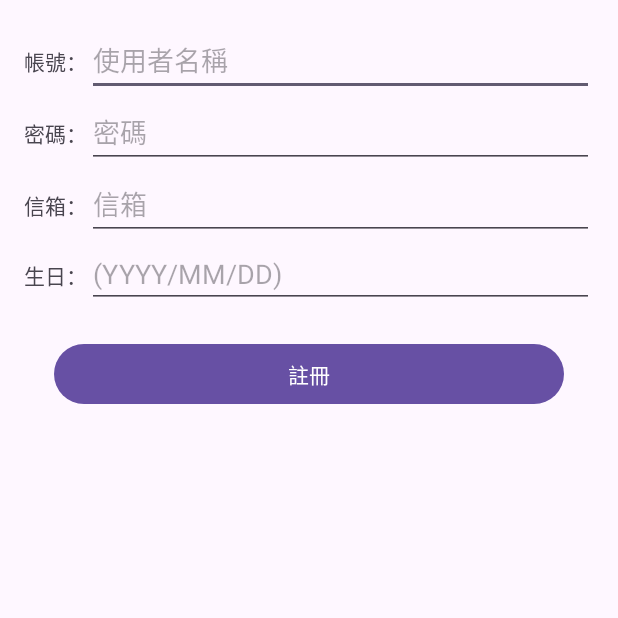
After one commit to Daichus/AppProject, an Android app: the RegisterActivity screen opened directly, with no data from a screen before it, on a phone screen of 412 x 824 dp, the top half of it. The commit adds this screen. Run offline under Robolectric (Android 15) with nearby library versions, the phone set to English and light mode, and no system bars.

Commit message:
測試筆記功能所需的會員登入、註冊功能和版面的加入。

```diff
--- /dev/null
+++ b/CodeLearning/app/src/main/java/com/example/codelearning/RegisterActivity.java
@@ -0,0 +1,96 @@
+package com.example.codelearning;
+
+import android.content.ContentValues;
+import android.database.Cursor;
+import android.database.sqlite.SQLiteDatabase;
+import android.os.Bundle;
+import android.view.View;
+import android.widget.Button;
+import android.widget.EditText;
+import android.widget.Toast;
+
+import androidx.appcompat.app.AppCompatActivity;
+
+public class RegisterActivity extends AppCompatActivity {
+
+    private EditText usernameEditText, passwordEditText, emailEditText, birthdayEditText;
+    private Button registerButton;
+    private UserDatabaseHelper dbHelper;
+
+    @Override
+    protected void onCreate(Bundle savedInstanceState) {
+        super.onCreate(savedInstanceState);
+        setContentView(R.layout.activity_register);
+
+        dbHelper = new UserDatabaseHelper(this);
+
+        usernameEditText = findViewById(R.id.username);
+        passwordEditText = findViewById(R.id.password);
+        emailEditText = findViewById(R.id.email);
+        birthdayEditText = findViewById(R.id.birthday);
+        registerButton = findViewById(R.id.register_button);
+
+        registerButton.setOnClickListener(new View.OnClickListener() {
+            @Override
+            public void onClick(View v) {
+                String username = usernameEditText.getText().toString();
+                String password = passwordEditText.getText().toString();
+                String email = emailEditText.getText().toString();
+                String birthday = birthdayEditText.getText().toString();
+
+                if (validateInput(username, password, email, birthday)) {
+                    if (isUsernameTaken(username)) {
+                        Toast.makeText(RegisterActivity.this, "用戶名稱已被使用，請選擇其他名稱", Toast.LENGTH_SHORT).show();
+                    } else {
+                        saveUserToDatabase(username, password, email, birthday);
+                        Toast.makeText(RegisterActivity.this, "註冊成功", Toast.LENGTH_SHORT).show();
+                        finish();
+                    }
+                } else {
+                    Toast.makeText(RegisterActivity.this, "請檢查輸入資料", Toast.LENGTH_SHORT).show();
+                }
+            }
+        });
+    }
+
+    private boolean validateInput(String username, String password, String email, String birthday) {
+        if (username.isEmpty() || password.isEmpty() || email.isEmpty() || birthday.isEmpty()) {
+            return false;
+        }
+
+        // 檢查密碼是否包含至少一個字母和一個數字
+        if (!password.matches(".*[a-zA-Z].*") || !password.matches(".*\\d.*")) {
+            Toast.makeText(this, "密碼必須包含至少一個字母和一個數字", Toast.LENGTH_SHORT).show();
+            return false;
+        }
+
+        return true;
+    }
+
+    private boolean isUsernameTaken(String username) {
+        SQLiteDatabase db = dbHelper.getReadableDatabase();
+        String[] columns = {UserDatabaseHelper.COLUMN_ID};
+        String selection = UserDatabaseHelper.COLUMN_USERNAME + " = ?";
+        String[] selectionArgs = {username};
+
+        Cursor cursor = db.query(UserDatabaseHelper.TABLE_USERS, columns, selection, selectionArgs, null, null, null);
+        boolean usernameExists = cursor.getCount() > 0;
+        cursor.close();
+        db.close();
+
+        return usernameExists;
+    }
+
+    private void saveUserToDatabase(String username, String password, String email, String birthday) {
+        SQLiteDatabase db = dbHelper.getWritableDatabase();
+
+        ContentValues values = new ContentValues();
+        values.put(UserDatabaseHelper.COLUMN_USERNAME, username);
+        values.put(UserDatabaseHelper.COLUMN_PASSWORD, password);
+        values.put(UserDatabaseHelper.COLUMN_EMAIL, email);
+        values.put(UserDatabaseHelper.COLUMN_BIRTHDAY, birthday);
+
+        db.insert(UserDatabaseHelper.TABLE_USERS, null, values);
+        db.close();
+    }
+}
--- /dev/null
+++ b/CodeLearning/app/src/main/java/com/example/codelearning/UserDatabaseHelper.java
@@ -0,0 +1,62 @@
+package com.example.codelearning;
+
+import android.content.Context;
+import android.database.Cursor;
+import android.database.sqlite.SQLiteDatabase;
+import android.database.sqlite.SQLiteOpenHelper;
+
+public class UserDatabaseHelper extends SQLiteOpenHelper {
+
+    private static final String DATABASE_NAME = "user.db";
+    private static final int DATABASE_VERSION = 1;
+
+    public static final String TABLE_USERS = "users";
+    public static final String COLUMN_ID = "_id";
+    public static final String COLUMN_USERNAME = "username";
+    public static final String COLUMN_PASSWORD = "password";
+    public static final String COLUMN_EMAIL = "email";
+    public static final String COLUMN_BIRTHDAY = "birthday";
+
+    public UserDatabaseHelper(Context context) {
+        super(context, DATABASE_NAME, null, DATABASE_VERSION);
+    }
+
+    @Override
+    public void onCreate(SQLiteDatabase db) {
+        String createTable = "CREATE TABLE " + TABLE_USERS + " (" +
+                COLUMN_ID + " INTEGER PRIMARY KEY AUTOINCREMENT, " +
+                COLUMN_USERNAME + " TEXT NOT NULL, " +
+                COLUMN_PASSWORD + " TEXT NOT NULL, " +
+                COLUMN_EMAIL + " TEXT NOT NULL, " +
+                COLUMN_BIRTHDAY + " TEXT NOT NULL);";
+        db.execSQL(createTable);
+    }
+
+    @Override
+    public void onUpgrade(SQLiteDatabase db, int oldVersion, int newVersion) {
+        db.execSQL("DROP TABLE IF EXISTS " + TABLE_USERS);
+        onCreate(db);
+    }
+
+    public long authenticateUser(String username, String password) {
+        SQLiteDatabase db = this.getReadableDatabase();
+        Cursor cursor = db.query(TABLE_USERS,
+                new String[]{COLUMN_ID},
+                COLUMN_USERNAME + "=? AND " + COLUMN_PASSWORD + "=?",
+                new String[]{username, password},
+                null, null, null);
+
+        if (cursor != null && cursor.moveToFirst()) {
+            long userId = cursor.getLong(cursor.getColumnIndex(COLUMN_ID));
+            cursor.close();
+            return userId;
+        }
+
+        if (cursor != null) {
+            cursor.close();
+        }
+
+        // 如果用戶不存在，返回 -1
+        return -1;
+    }
+}
--- /dev/null
+++ b/CodeLearning/app/src/main/res/layout/activity_register.xml
@@ -0,0 +1,98 @@
+<?xml version="1.0" encoding="utf-8"?>
+<androidx.constraintlayout.widget.ConstraintLayout xmlns:android="http://schemas.android.com/apk/res/android"
+    xmlns:app="http://schemas.android.com/apk/res-auto"
+    xmlns:tools="http://schemas.android.com/tools"
+    android:id="@+id/main"
+    android:layout_width="match_parent"
+    android:layout_height="match_parent"
+    tools:context=".RegisterActivity">
+
+    <LinearLayout
+        android:layout_width="match_parent"
+        android:layout_height="match_parent"
+        android:orientation="vertical"
+        android:padding="16dp">
+
+        <LinearLayout
+            android:layout_width="match_parent"
+            android:layout_height="wrap_content"
+            android:orientation="horizontal">
+
+            <TextView
+                android:id="@+id/textView3"
+                android:layout_width="wrap_content"
+                android:layout_height="wrap_content"
+                android:text="帳號：" />
+
+            <EditText
+                android:id="@+id/username"
+                android:layout_width="match_parent"
+                android:layout_height="wrap_content"
+                android:hint="使用者名稱" />
+        </LinearLayout>
+
+        <LinearLayout
+            android:layout_width="match_parent"
+            android:layout_height="wrap_content"
+            android:orientation="horizontal">
+
+            <TextView
+                android:id="@+id/textView4"
+                android:layout_width="wrap_content"
+                android:layout_height="wrap_content"
+                android:text="密碼：" />
+
+            <EditText
+                android:id="@+id/password"
+                android:layout_width="match_parent"
+                android:layout_height="wrap_content"
+                android:hint="密碼"
+                android:inputType="textPassword" />
+        </LinearLayout>
+
+        <LinearLayout
+            android:layout_width="match_parent"
+            android:layout_height="wrap_content"
+            android:orientation="horizontal">
+
+            <TextView
+                android:id="@+id/textView5"
+                android:layout_width="wrap_content"
+                android:layout_height="wrap_content"
+                android:text="信箱：" />
+
+            <EditText
+                android:id="@+id/email"
+                android:layout_width="match_parent"
+                android:layout_height="wrap_content"
+                android:hint="信箱" />
+        </LinearLayout>
+
+        <LinearLayout
+            android:layout_width="match_parent"
+            android:layout_height="wrap_content"
+            android:orientation="horizontal">
+
+            <TextView
+                android:id="@+id/textView6"
+                android:layout_width="wrap_content"
+                android:layout_height="wrap_content"
+                android:text="生日：" />
+
+            <EditText
+                android:id="@+id/birthday"
+                android:layout_width="match_parent"
+                android:layout_height="wrap_content"
+                android:hint="(YYYY/MM/DD)" />
+        </LinearLayout>
+
+        <Button
+            android:id="@+id/register_button"
+            android:layout_width="match_parent"
+            android:layout_height="wrap_content"
+            android:layout_margin="20dp"
+            android:text="註冊" />
+
+    </LinearLayout>
+
+</androidx.constraintlayout.widget.ConstraintLayout>
```
Also changed, not shown: CodeLearning/app/src/main/AndroidManifest.xml (+15 -0 lines), CodeLearning/app/src/main/java/com/example/codelearning/LoginActivity.java (added, +69 -0 lines), CodeLearning/app/src/main/java/com/example/codelearning/MainActivity.java (+38 -0 lines), CodeLearning/app/src/main/java/com/example/codelearning/Note.java (added, +21 -0 lines), CodeLearning/app/src/main/res/layout/activity_login.xml (added, +64 -0 lines), CodeLearning/app/src/main/res/layout/activity_main.xml (+22 -8 lines).
